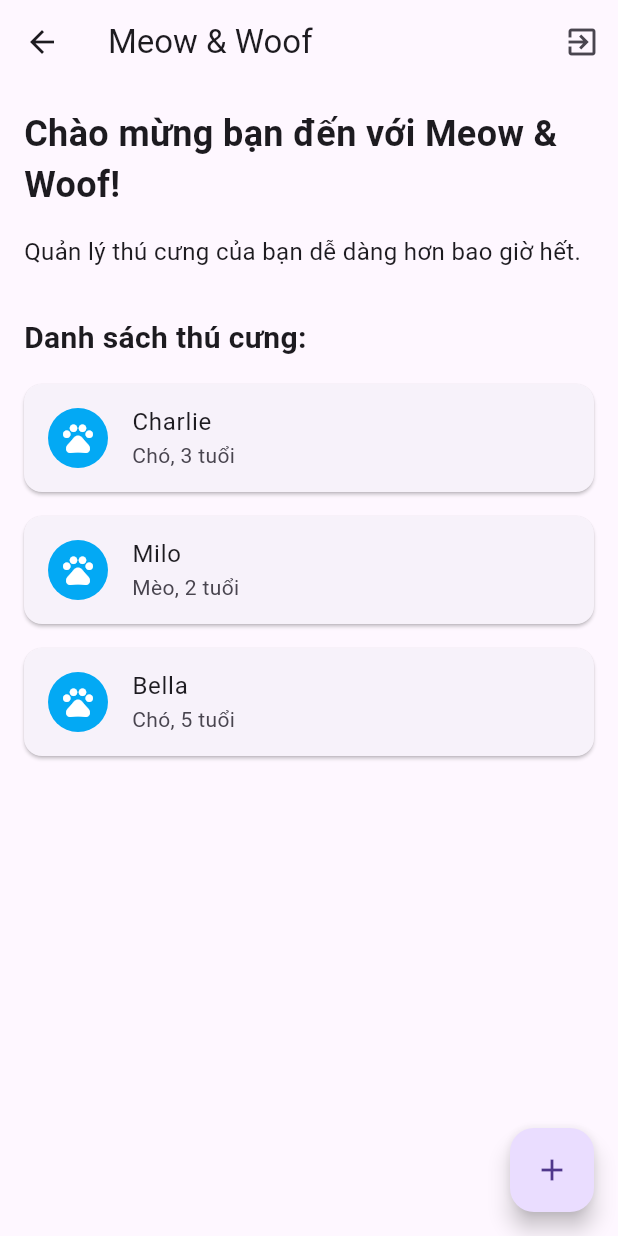
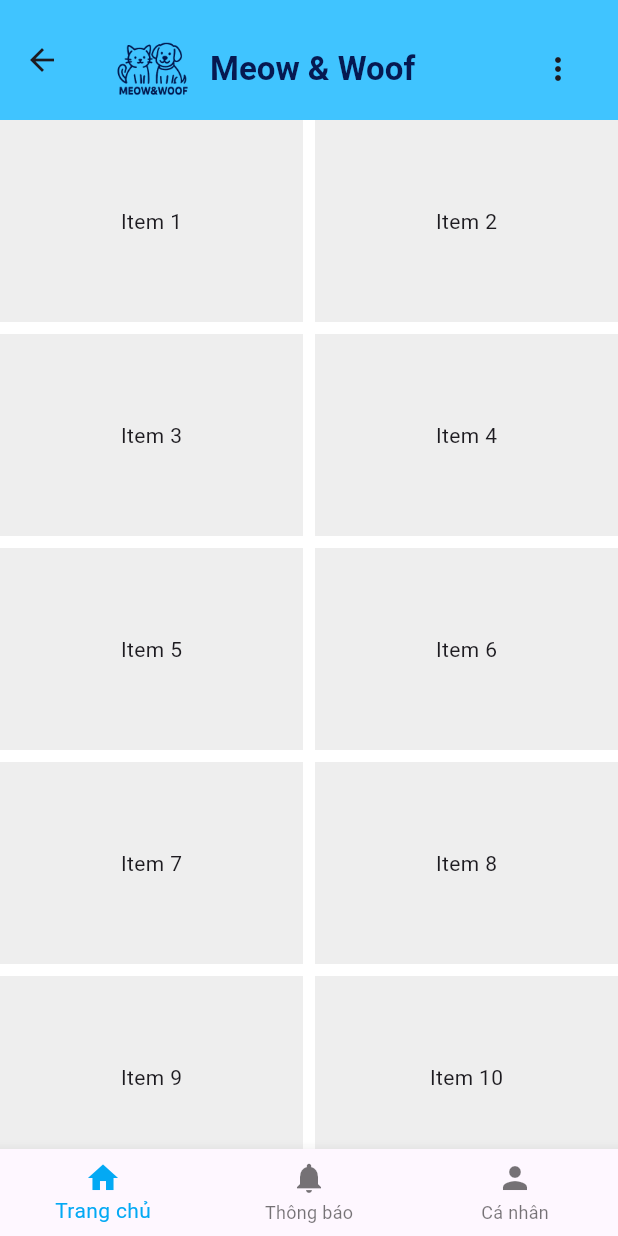
Before and after one commit to DuyTaiNguyxn/MeowNWoof, a Flutter app: the HomeScreen screen opened by its route, on a phone screen of 412 x 824 dp. Run offline on Flutter 3.47's test engine with Material 3 defaults, Android fonts, the phone set to English and light mode, and no system bars; our stand-ins replace fluttertoast, shared_preferences; accounts and stored records are empty.

Commit message:
add bottom navbar

```diff
--- /dev/null
+++ b/lib/views/bot_nav_tabs/home_tab.dart
@@ -0,0 +1,31 @@
+import 'package:flutter/material.dart';
+
+class HomeTab extends StatelessWidget {
+  final List<String> items = List.generate(20, (index) => 'Item ${index + 1}');
+
+  @override
+  Widget build(BuildContext context) {
+    return ScrollConfiguration(
+      behavior: const ScrollBehavior().copyWith(overscroll: false),
+      child: Container(
+        color: Colors.white,
+        child: GridView.builder(
+          gridDelegate: const SliverGridDelegateWithFixedCrossAxisCount(
+            crossAxisCount: 2,
+            crossAxisSpacing: 8.0,
+            mainAxisSpacing: 8.0,
+            childAspectRatio: 1.5,
+          ),
+          itemCount: items.length,
+          itemBuilder: (context, index) {
+            return Container(
+              padding: const EdgeInsets.all(8.0),
+              color: Colors.grey[200],
+              child: Center(child: Text(items[index])),
+            );
+          },
+        ),
+      ),
+    );
+  }
+}
--- a/lib/views/home.dart
+++ b/lib/views/home.dart
@@ -1,90 +1,73 @@
 import 'package:flutter/material.dart';
+import 'package:fluttertoast/fluttertoast.dart';
 import 'package:shared_preferences/shared_preferences.dart';
+import 'package:meow_n_woof/widgets/home_menu.dart';
+import 'package:meow_n_woof/views/bot_nav_tabs/home_tab.dart';
 
-import 'login.dart';
+class HomeScreen extends StatefulWidget {
+  const HomeScreen({super.key});
 
-class HomeScreen extends StatelessWidget {
-  const HomeScreen({super.key});
+  @override
+  State<HomeScreen> createState() => _HomeScreenState();
+}
+
+class _HomeScreenState extends State<HomeScreen> {
+  int _currentIndex = 0;
+
+  final List<Widget> _pages = [
+    HomeTab(),
+    Center(child: Text('Thông báo')),
+    Center(child: Text('Cá nhân')),
+  ];
 
   @override
   Widget build(BuildContext context) {
     return Scaffold(
       appBar: AppBar(
-        title: const Text('Meow & Woof'),
-        actions: [
-          IconButton(
-            icon: const Icon(Icons.exit_to_app),
-            onPressed: () async {
-              final prefs = await SharedPreferences.getInstance();
-              await prefs.setBool('isLoggedIn', false);
-              Navigator.pushReplacement(
-                context,
-                MaterialPageRoute(builder: (_) => const LoginScreen()),
-              );
-            }
-          )
-        ],
+        toolbarHeight: 80.0,
+        backgroundColor: Colors.lightBlueAccent,
+        title: Padding(
+          padding: const EdgeInsets.only(top: 12),
+          child: Row(
+            children: [
+              Image.asset(
+                'assets/images/logo.png',
+                width: 60,
+                height: 60,
               ),
-      body: Padding(
-        padding: const EdgeInsets.all(16.0),
-        child: Column(
-          crossAxisAlignment: CrossAxisAlignment.start,
-          children: [
+              const SizedBox(width: 8.0),
               const Text(
-              'Chào mừng bạn đến với Meow & Woof!',
-              style: TextStyle(fontSize: 24, fontWeight: FontWeight.bold),
-            ),
-            const SizedBox(height: 16),
-            const Text(
-              'Quản lý thú cưng của bạn dễ dàng hơn bao giờ hết.',
-              style: TextStyle(fontSize: 16),
-            ),
-            const SizedBox(height: 32),
-
-            // Danh sách thú cưng (tạm thời là 3 mục giả)
-            const Text(
-              'Danh sách thú cưng:',
-              style: TextStyle(fontSize: 20, fontWeight: FontWeight.bold),
-            ),
-            const SizedBox(height: 16),
-
-            // Danh sách thú cưng
-            Expanded(
-              child: ListView(
-                children: [
-                  _buildPetCard('Charlie', 'Chó', '3 tuổi'),
-                  _buildPetCard('Milo', 'Mèo', '2 tuổi'),
-                  _buildPetCard('Bella', 'Chó', '5 tuổi'),
-                ],
+                'Meow & Woof',
+                style: TextStyle(
+                  fontWeight: FontWeight.bold,
+                  color: Color.fromARGB(255, 6, 25, 81),
                 ),
               ),
+              const Spacer(),
+              PopupHomeMenu(),
             ],
+          )
         ),
       ),
-      floatingActionButton: FloatingActionButton(
-        onPressed: () {
-          // TODO: Chuyển sang màn hình thêm thú cưng
-        },
-        child: const Icon(Icons.add),
-        tooltip: 'Thêm thú cưng',
+      body: _pages[_currentIndex],
+      bottomNavigationBar: BottomNavigationBar(
+        currentIndex: _currentIndex,
+        onTap: (index) => setState(() => _currentIndex = index),
+        selectedItemColor: Colors.lightBlue,
+        items: const [
+          BottomNavigationBarItem(
+            icon: Icon(Icons.home),
+            label: 'Trang chủ',
           ),
-    );
-  }
-
-  // Widget hiển thị thông tin thú cưng
-  Widget _buildPetCard(String name, String species, String age) {
-    return Card(
-      margin: const EdgeInsets.only(bottom: 16),
-      child: ListTile(
-        leading: const CircleAvatar(
-          backgroundColor: Colors.lightBlue,
-          child: Icon(Icons.pets, color: Colors.white),
+          BottomNavigationBarItem(
+            icon: Icon(Icons.notifications),
+            label: 'Thông báo',
           ),
-        title: Text(name),
-        subtitle: Text('$species, $age'),
-        onTap: () {
-          // TODO: Chuyển đến trang chi tiết thú cưng
-        },
+          BottomNavigationBarItem(
+            icon: Icon(Icons.person),
+            label: 'Cá nhân',
+          ),
+        ],
       ),
     );
   }
--- a/pubspec.yaml
+++ b/pubspec.yaml
@@ -35,6 +35,7 @@ dependencies:
   # Use with the CupertinoIcons class for iOS style icons.
   cupertino_icons: ^1.0.8
   shared_preferences: ^2.5.3
+  fluttertoast: ^8.2.4
 
 dev_dependencies:
   flutter_test:
```
Also changed, not shown: lib/main.dart (+0 -86 lines), lib/widgets/home_menu.dart (added, +86 -0 lines), pubspec.lock. Lines whose indentation alone changed are shown as unchanged.
